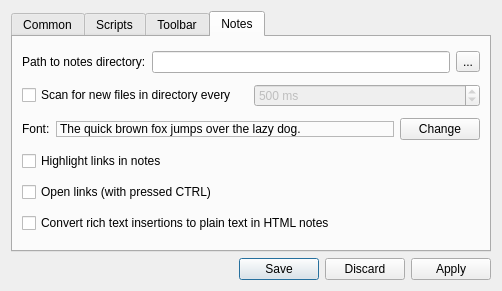
Above: configdialog.ui from proton/zNotes before the change. Below: the same form after it.
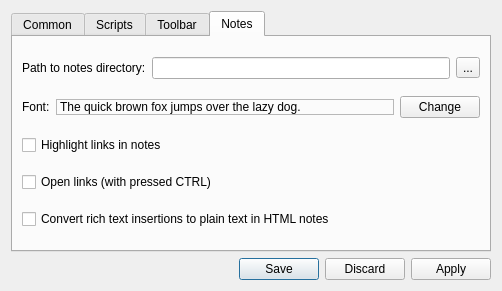
That is the form after the change. The open tabs and pages were chosen to show the change. Icons and pictures are not drawn.

The edit to the form file:
```diff
--- a/configdialog.ui
+++ b/configdialog.ui
@@ -350,33 +350,6 @@
          </item>
         </layout>
        </item>
-       <item>
-        <layout class="QHBoxLayout" name="horizontalLayout_7">
-         <item>
-          <widget class="QCheckBox" name="cb_FileScan">
-           <property name="text">
-            <string>Scan for new files in directory every </string>
-           </property>
-          </widget>
-         </item>
-         <item>
-          <widget class="QSpinBox" name="sb_FileScanTimeout">
-           <property name="enabled">
-            <bool>false</bool>
-           </property>
-           <property name="suffix">
-            <string> ms</string>
-           </property>
-           <property name="maximum">
-            <number>100000</number>
-           </property>
-           <property name="value">
-            <number>500</number>
-           </property>
-          </widget>
-         </item>
-        </layout>
-       </item>
        <item>
         <layout class="QHBoxLayout" name="horizontalLayout_2">
          <item>
```
